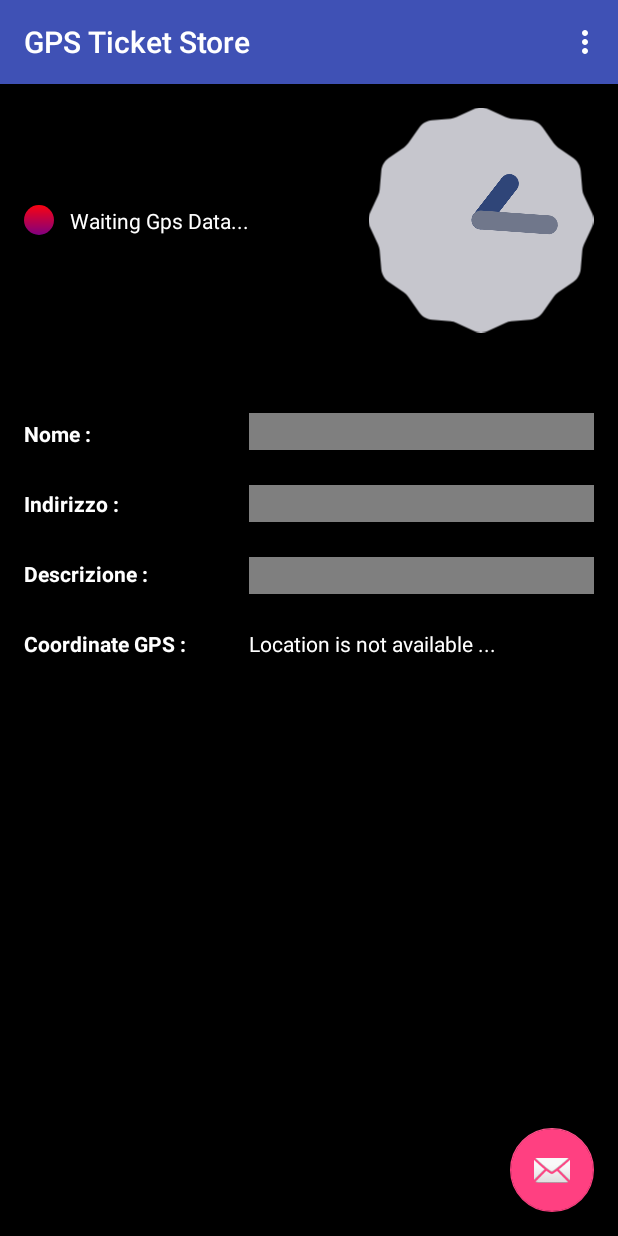
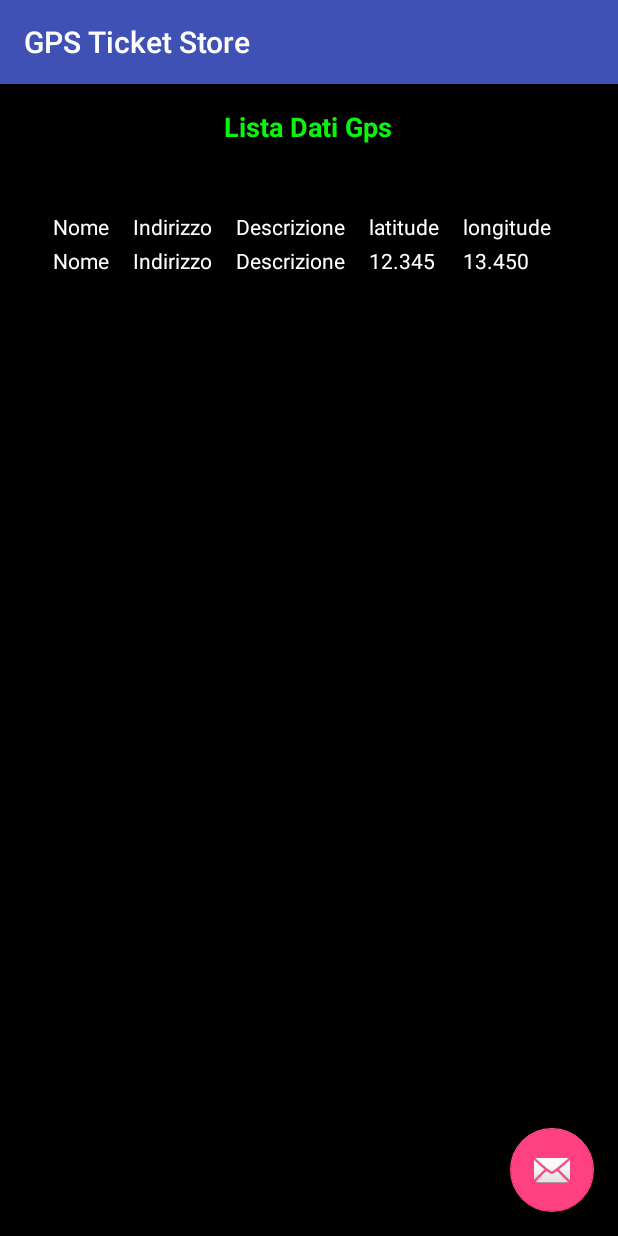
Before and after one commit to lcento/GPSTicketStore, an Android app: the screen it shows after launch (MainActivity before the commit, UploadActivity after it), in the options menu, after a tap on "Upload Data", on a phone screen of 412 x 824 dp. Run offline under Robolectric (Android 15) with nearby library versions, the phone set to English and light mode, and no system bars; 1 statement that could not run was skipped.

Commit message:
Commit 09/01/2016

```diff
--- a/app/src/main/AndroidManifest.xml
+++ b/app/src/main/AndroidManifest.xml
@@ -20,5 +20,9 @@
                 <category android:name="android.intent.category.LAUNCHER" />
             </intent-filter>
         </activity>
+        <activity
+            android:name=".UploadActivity"
+            android:label="@string/app_name"
+            android:theme="@style/AppTheme.NoActionBar"/>
     </application>
 </manifest>
--- a/app/src/main/java/com/mydomain/cirleo/gpsticketstore/DbAdapter.java
+++ b/app/src/main/java/com/mydomain/cirleo/gpsticketstore/DbAdapter.java
@@ -42,7 +42,7 @@ public class DbAdapter {
         dbHelper.close();
     }
 
-    private ContentValues createContentValues(String name, String address, String description, int latitude, int longitude) {
+    private ContentValues createContentValues(String name, String address, String description, double latitude, double longitude) {
         ContentValues values = new ContentValues();
         values.put( KEY_NAME, name );
         values.put( KEY_ADDRESS, address );
@@ -54,13 +54,13 @@ public class DbAdapter {
     }
 
     // create a gps_main
-    public long createGpsMain(String name, String address, String description, int latitude, int longitude) {
+    public long createGpsMain(String name, String address, String description, double latitude, double longitude) {
         ContentValues initialValues = createContentValues(name, address, description, latitude, longitude);
         return database.insertOrThrow(DATABASE_TABLE, null, initialValues);
     }
 
     //update a gps_main1
-    public boolean updateGpsMain( long gpsmainID, String name, String address, String description, int latitude, int longitude) {
+    public boolean updateGpsMain( long gpsmainID, String name, String address, String description, double latitude, double longitude) {
         ContentValues updateValues = createContentValues(name, address, description, latitude, longitude);
         return database.update(DATABASE_TABLE, updateValues, KEY_GPSMAINID + "=" + gpsmainID, null) > 0;
     }
--- a/app/src/main/java/com/mydomain/cirleo/gpsticketstore/MainActivity.java
+++ b/app/src/main/java/com/mydomain/cirleo/gpsticketstore/MainActivity.java
@@ -6,6 +6,7 @@ import android.content.Context;
 import android.content.DialogInterface;
 import android.content.Intent;
 import android.content.pm.PackageManager;
+import android.database.Cursor;
 import android.location.GpsStatus;
 import android.location.Location;
 import android.location.LocationListener;
@@ -21,9 +22,12 @@ import android.view.Menu;
 import android.view.MenuItem;
 import android.view.animation.AlphaAnimation;
 import android.view.animation.Animation;
-import android.widget.RadioButton;
+import android.widget.Button;
+import android.widget.EditText;
 import android.widget.TextView;
 import android.widget.Toast;
+
+import java.sql.SQLException;
 
 public class MainActivity extends AppCompatActivity implements GpsStatus.Listener {
     private double latitude;
@@ -37,6 +41,13 @@ public class MainActivity extends AppCompatActivity implements GpsStatus.Listene
     private View viewGpsStatus;
     private GpsStatus gpsStatus;
     private  Animation anim;
+    private Button saveButton;
+    private TextView textViewSave;
+    private EditText textName;
+    private EditText textAddress;
+    private EditText textDescription;
+    private DbAdapter dbHelper;
+    private Cursor cursor;
 
     @Override
     protected void onCreate(Bundle savedInstanceState) {
@@ -58,6 +69,24 @@ public class MainActivity extends AppCompatActivity implements GpsStatus.Listene
         gpsCoord = (TextView) findViewById(R.id.textViewGpsCoordRead);
         gpsStatusLabel = (TextView) findViewById(R.id.textViewGpsStatus);
 
+        textName = (EditText) findViewById(R.id.editTextName);
+        textAddress = (EditText) findViewById(R.id.editTextAddress);
+        textDescription = (EditText) findViewById(R.id.editTextDescription);
+        textViewSave = (TextView) findViewById(R.id.textViewSave);
+
+        dbHelper = new DbAdapter(this);
+
+        saveButton = (Button)findViewById(R.id.buttonSave);
+        saveButton.setOnClickListener(new View.OnClickListener() {
+            @Override
+            public void onClick(View v) {
+                if ( validateGpsData() ) {
+                    saveGpsData();
+                    //finish();
+                }
+            }
+        });
+
         anim = new AlphaAnimation(0.0f, 1.0f);
         anim.setDuration(500); //You can manage the time of the blink with this parameter
         anim.setStartOffset(20);
@@ -77,6 +106,59 @@ public class MainActivity extends AppCompatActivity implements GpsStatus.Listene
 
     }
 
+    private void saveGpsData() {
+        try {
+            dbHelper.open();
+            dbHelper.createGpsMain(textName.toString(), textAddress.toString(), textDescription.toString(), latitude, longitude);
+
+            dbHelper.close();
+
+            Toast.makeText(this, getResources().getString(R.string.content_main_validate_save_ok), Toast.LENGTH_SHORT).show();
+            // clear form view
+            clearView();
+        } catch (SQLException e) {
+            e.printStackTrace();
+        }
+
+        //TODO
+    }
+
+    private void clearView() {
+        textName.getText().clear();
+        textAddress.getText().clear();
+        textDescription.getText().clear();
+        textViewSave.setText("");
+    }
+
+    private boolean validateGpsData() {
+        String sName = textName.getText().toString();
+        String sAddress = textAddress.getText().toString();
+        String sDescription = textDescription.getText().toString();
+
+        if (sName.matches("")) {
+            textViewSave.setText(getResources().getString(R.string.content_main_validate_save_name));
+            Toast.makeText(this, getResources().getString(R.string.content_main_validate_save_name_detail), Toast.LENGTH_SHORT).show();
+
+            return false;
+        }
+
+        if (sAddress.matches("")) {
+            textViewSave.setText(getResources().getString(R.string.content_main_validate_save_address));
+            Toast.makeText(this, getResources().getString(R.string.content_main_validate_save_address_detail), Toast.LENGTH_SHORT).show();
+
+            return false;
+        }
+
+        if (sDescription.matches("")) {
+            textViewSave.setText(getResources().getString(R.string.content_main_validate_save_description));
+            Toast.makeText(this, getResources().getString(R.string.content_main_validate_save_description_detail), Toast.LENGTH_SHORT).show();
+
+            return false;
+        }
+
+        return true;
+    }
+
     private void setGpsCoord() {
         // try to read gps coords
         if (readGpsCoord()) {
@@ -90,6 +172,7 @@ public class MainActivity extends AppCompatActivity implements GpsStatus.Listene
     }
 
     private void setErrGpsStatus() {
+        saveButton.setEnabled(false);
         AlertMessage("Alert Message", getResources().getString(R.string.alert_gps_location));
         gpsStatusLabel.setText(getResources().getString(R.string.content_main_gpsstatus_err_label));
         gpsStatusLabel.startAnimation(anim);
@@ -98,6 +181,7 @@ public class MainActivity extends AppCompatActivity implements GpsStatus.Listene
     }
 
     private void setOkGpsStatus() {
+        saveButton.setEnabled(true);
         gpsStatusLabel.setText(getResources().getString(R.string.content_main_gpsstatus_ok_label));
         gpsStatusLabel.clearAnimation();
         viewGpsStatus.setBackgroundResource(R.drawable.circle_green);
@@ -224,8 +308,8 @@ public class MainActivity extends AppCompatActivity implements GpsStatus.Listene
         //noinspection SimplifiableIfStatement
         switch(item.getItemId()) {
             case R.id.menu_upload:
-                //Intent intent_upload = new Intent(this, UploadData.class);
-                //this.startActivity(intent_upload);
+                Intent intent_upload = new Intent(this, UploadActivity.class);
+                this.startActivity(intent_upload);
                 break;
             case R.id.menu_settings:
                 //Intent intent_settings = new Intent(this, SettingsApp.class);
--- /dev/null
+++ b/app/src/main/java/com/mydomain/cirleo/gpsticketstore/UploadActivity.java
@@ -0,0 +1,85 @@
+package com.mydomain.cirleo.gpsticketstore;
+
+import android.app.ActionBar;
+import android.graphics.Color;
+import android.os.Bundle;
+import android.support.design.widget.FloatingActionButton;
+import android.support.design.widget.Snackbar;
+import android.support.v7.app.AppCompatActivity;
+import android.view.View;
+import android.support.v7.widget.Toolbar;
+import android.view.ViewGroup;
+import android.widget.TableLayout;
+import android.widget.TableRow;
+import android.widget.TextView;
+
+/**
+ * Created by lcento on 09/01/2016.
+ */
+public class UploadActivity extends AppCompatActivity {
+    private TextView textName;
+    private TextView textAddress;
+    private TextView textDescr;
+    private TextView latitude;
+    private TextView longitude;
+
+    @Override
+    protected void onCreate(Bundle savedInstanceState) {
+        super.onCreate(savedInstanceState);
+        setContentView(R.layout.activity_upload);
+        Toolbar toolbar = (android.support.v7.widget.Toolbar) findViewById(R.id.toolbar);
+        setSupportActionBar(toolbar);
+
+        FloatingActionButton fab = (FloatingActionButton) findViewById(R.id.fab);
+        fab.setOnClickListener(new View.OnClickListener() {
+            @Override
+            public void onClick(View view) {
+                Snackbar.make(view, "Replace with your own action", Snackbar.LENGTH_LONG)
+                        .setAction("Action", null).show();
+            }
+        });
+
+        textName = new TextView(this);
+        textName.setTextColor(Color.parseColor("#FFFFFF"));
+        textName.setPadding(5, 0, 5, 0);
+
+        textAddress = new TextView(this);
+        textAddress.setTextColor(Color.parseColor("#FFFFFF"));
+        textAddress.setPadding(5, 0, 5, 0);
+
+        textDescr = new TextView(this);
+        textDescr.setTextColor(Color.parseColor("#FFFFFF"));
+        textDescr.setPadding(5, 0, 5, 0);
+
+        latitude = new TextView(this);
+        latitude.setTextColor(Color.parseColor("#FFFFFF"));
+        latitude.setPadding(5, 0, 5, 0);
+
+        longitude = new TextView(this);
+        longitude.setTextColor(Color.parseColor("#FFFFFF"));
+        longitude.setPadding(5, 0, 5, 0);
+
+        listGpsData();
+    }
+
+    private void listGpsData() {
+        TableLayout tl = (TableLayout) findViewById(R.id.gpsDataLines);
+
+        TableRow tr = new TableRow(this);
+        tr.setLayoutParams(new TableRow.LayoutParams(TableRow.LayoutParams.FILL_PARENT, TableRow.LayoutParams.WRAP_CONTENT));
+
+        textName.setText("Nome");
+        textAddress.setText("Indirizzo");
+        textDescr.setText("Descrizione");
+        latitude.setText("12.345");
+        longitude.setText("13.450");
+
+        tr.addView(textName, 0);
+        tr.addView(textAddress, 1);
+        tr.addView(textDescr, 2);
+        tr.addView(latitude, 3);
+        tr.addView(longitude, 4);
+
+        tl.addView(tr);
+    }
+}
--- /dev/null
+++ b/app/src/main/res/layout/activity_upload.xml
@@ -0,0 +1,34 @@
+<?xml version="1.0" encoding="utf-8"?>
+<android.support.design.widget.CoordinatorLayout xmlns:android="http://schemas.android.com/apk/res/android"
+    xmlns:app="http://schemas.android.com/apk/res-auto"
+    xmlns:tools="http://schemas.android.com/tools"
+    android:layout_width="match_parent"
+    android:layout_height="match_parent"
+    android:fitsSystemWindows="true"
+    tools:context="com.mydomain.cirleo.gpsticketstore.UploadActivity">
+
+    <android.support.design.widget.AppBarLayout
+        android:layout_width="match_parent"
+        android:layout_height="wrap_content"
+        android:theme="@style/AppTheme.AppBarOverlay">
+
+        <android.support.v7.widget.Toolbar
+            android:id="@+id/toolbar"
+            android:layout_width="match_parent"
+            android:layout_height="?attr/actionBarSize"
+            android:background="?attr/colorPrimary"
+            app:popupTheme="@style/AppTheme.PopupOverlay" />
+
+    </android.support.design.widget.AppBarLayout>
+
+    <include layout="@layout/content_upload" />
+
+    <android.support.design.widget.FloatingActionButton
+        android:id="@+id/fab"
+        android:layout_width="wrap_content"
+        android:layout_height="wrap_content"
+        android:layout_gravity="bottom|end"
+        android:layout_margin="@dimen/fab_margin"
+        android:src="@android:drawable/ic_dialog_email" />
+
+</android.support.design.widget.CoordinatorLayout>
--- /dev/null
+++ b/app/src/main/res/layout/content_upload.xml
@@ -0,0 +1,82 @@
+<?xml version="1.0" encoding="utf-8"?>
+<RelativeLayout xmlns:android="http://schemas.android.com/apk/res/android"
+    xmlns:app="http://schemas.android.com/apk/res-auto"
+    xmlns:tools="http://schemas.android.com/tools"
+    android:layout_width="match_parent"
+    android:layout_height="match_parent"
+    android:paddingBottom="@dimen/activity_vertical_margin"
+    android:paddingLeft="@dimen/activity_horizontal_margin"
+    android:paddingRight="@dimen/activity_horizontal_margin"
+    android:paddingTop="@dimen/activity_vertical_margin"
+    app:layout_behavior="@string/appbar_scrolling_view_behavior"
+    tools:context="com.mydomain.cirleo.gpsticketstore.UploadActivity"
+    tools:showIn="@layout/activity_upload"
+    android:background="#000000">
+
+    <LinearLayout xmlns:android="http://schemas.android.com/apk/res/android"
+        android:id="@+id/linearLayoutListGpsData"
+        android:orientation="vertical"
+        android:layout_width="match_parent"
+        android:layout_height="50dp"
+        android:layout_alignParentLeft="true"
+        android:layout_alignParentStart="true">
+
+        <TextView
+            android:layout_width="150dp"
+            android:layout_height="wrap_content"
+            android:text="Lista Dati Gps"
+            android:id="@+id/textView"
+            android:layout_gravity="center_horizontal"
+            android:textColor="#0bf40f"
+            android:textAlignment="center"
+            android:textSize="18dp"
+            android:textStyle="bold" />
+    </LinearLayout>
+    <TableLayout xmlns:android="http://schemas.android.com/apk/res/android"
+        android:id="@+id/gpsDataLines"
+        xmlns:app="http://schemas.android.com/apk/res-auto"
+        xmlns:tools="http://schemas.android.com/tools"
+        android:layout_width="wrap_content"
+        android:layout_height="wrap_content"
+        android:layout_below="@+id/linearLayoutListGpsData"
+        android:paddingBottom="@dimen/activity_vertical_margin"
+        android:paddingLeft="@dimen/activity_horizontal_margin"
+        android:paddingRight="@dimen/activity_horizontal_margin"
+        android:paddingTop="@dimen/activity_vertical_margin"
+        app:layout_behavior="@string/appbar_scrolling_view_behavior"
+        tools:context="com.mydomain.cirleo.gpsticketstore.UploadActivity"
+        tools:showIn="@layout/activity_upload"
+        android:background="#000000"
+        android:stretchColumns="0,1,2,3,4">
+        <TableRow
+            android:layout_width="fill_parent"
+            android:layout_height="wrap_content">
+            <TextView
+                android:layout_column="0"
+                android:text="Nome"
+                android:padding="3dip"
+                android:textColor="#FFFFFF"/>
+            <TextView
+                android:layout_column="1"
+                android:text="Indirizzo"
+                android:padding="3dip"
+                android:textColor="#FFFFFF"/>
+            <TextView
+                android:layout_column="2"
+                android:text="Descrizione"
+                android:padding="3dip"
+                android:textColor="#FFFFFF"/>
+            <TextView
+                android:layout_column="3"
+                android:text="latitude"
+                android:padding="3dip"
+                android:textColor="#FFFFFF"/>
+            <TextView
+                android:layout_column="4"
+                android:text="longitude"
+                android:padding="3dip"
+                android:textColor="#FFFFFF"/>
+        </TableRow>
+    </TableLayout>
+
+</RelativeLayout>
--- a/app/src/main/res/values/strings.xml
+++ b/app/src/main/res/values/strings.xml
@@ -11,6 +11,14 @@
     <string name="content_main_gpsdata_label">Coordinate GPS : </string>
     <string name="content_main_gpsstatus_err_label">"Waiting Gps Data...</string>
     <string name="content_main_gpsstatus_ok_label">"Gps Status OK.</string>
+    <string name="content_main_button_save">Salva</string>
+    <string name="content_main_validate_save_name">Errore - Campo Nome Vouto !!!</string>
+    <string name="content_main_validate_save_name_detail">Devi inserire un nome</string>
+    <string name="content_main_validate_save_address">Errore - Campo Indirizzo Vouto !!!</string>
+    <string name="content_main_validate_save_address_detail">Devi inserire un indirizzo</string>
+    <string name="content_main_validate_save_description">Errore - Campo Descrizione Vouto !!!</string>
+    <string name="content_main_validate_save_description_detail">Devi inserire una descrizione</string>
+    <string name="content_main_validate_save_ok">Dati salvati con successo !!!</string>
 
     <string name="alert_gps_status">GPS is turned off ... </string>
     <string name="alert_gps_location">Location is not available ... </string>
```
Also changed, not shown: app/src/main/res/layout/content_main.xml (+41 -15 lines).
